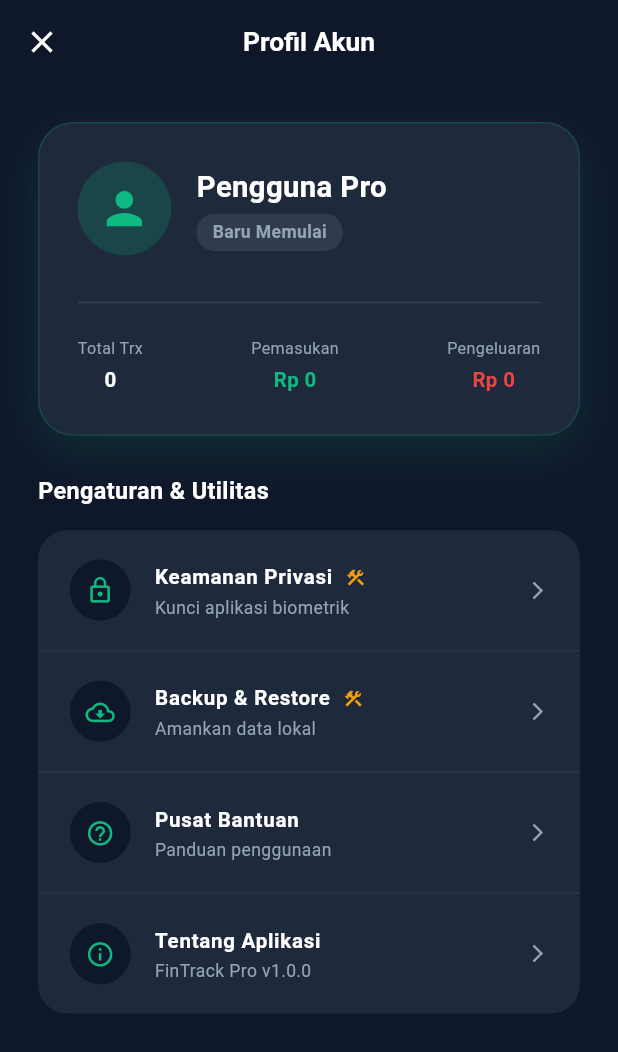
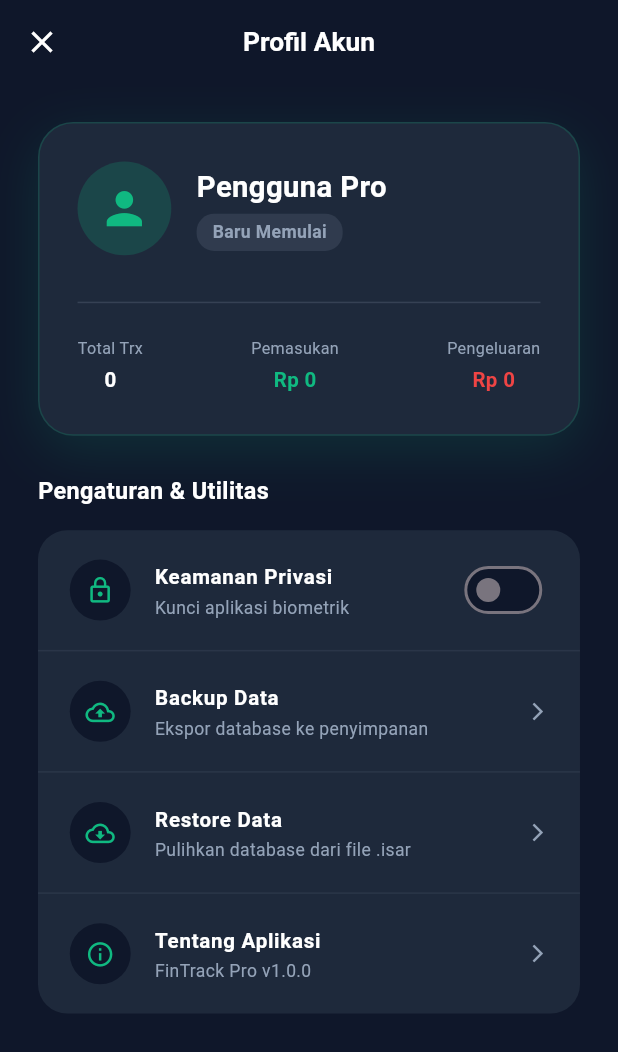
Before and after one commit to kevincraft1/fintrack, a Flutter app: the screen it shows after launch, after a tap on the "person" icon, on a phone screen of 412 x 824 dp. Shown: the top 1052 px of the screen. Run offline on Flutter 3.47's test engine with Material 3 defaults, Android fonts, the phone set to English and light mode, and no system bars; drawn by our look-alikes of flutter_animate; our stand-ins replace file_picker, fl_chart, flutter_screenutil, get, isar, local_auth and 4 more; accounts and stored records are empty; generated files the repository leaves out were written again; Roboto replaces fonts that are missing (Poppins).

Commit message:
first commit

```diff
--- /dev/null
+++ b/lib/features/backup/backup_controller.dart
@@ -0,0 +1,86 @@
+import 'dart:io';
+import 'package:flutter/material.dart';
+import 'package:get/get.dart';
+import 'package:path_provider/path_provider.dart';
+import 'package:share_plus/share_plus.dart';
+import 'package:file_picker/file_picker.dart';
+import '../../data/database_service.dart';
+import '../../core/theme/app_colors.dart';
+import '../home/home_controller.dart';
+import '../profile/profile_controller.dart';
+
+class BackupController extends GetxController {
+  Future<void> exportDatabase() async {
+    try {
+      final dir = await getApplicationDocumentsDirectory();
+      final dbPath = '${dir.path}/default.isar';
+      final file = File(dbPath);
+
+      if (await file.exists()) {
+        await Share.shareXFiles(
+          [XFile(dbPath)],
+          text: 'Backup Database FinTrack Pro',
+        );
+      } else {
+        _showError('File database tidak ditemukan.');
+      }
+    } catch (e) {
+      _showError('Gagal melakukan backup: $e');
+    }
+  }
+
+  Future<void> importDatabase() async {
+    try {
+      final result = await FilePicker.platform.pickFiles(
+        type: FileType.any,
+      );
+
+      if (result != null && result.files.single.path != null) {
+        final importPath = result.files.single.path!;
+
+        if (!importPath.endsWith('.isar')) {
+          _showError('File tidak valid. Harap pilih file .isar');
+          return;
+        }
+
+        await DatabaseService.isar.close();
+
+        final dir = await getApplicationDocumentsDirectory();
+        final dbPath = '${dir.path}/default.isar';
+
+        final importFile = File(importPath);
+        await importFile.copy(dbPath);
+
+        await DatabaseService.init();
+
+        if (Get.isRegistered<HomeController>()) {
+          Get.find<HomeController>().loadHomeData();
+        }
+        if (Get.isRegistered<ProfileController>()) {
+          Get.find<ProfileController>().loadProfileStats();
+        }
+
+        Get.snackbar(
+          'Restore Berhasil',
+          'Data keuangan Anda telah dipulihkan.',
+          backgroundColor: AppColors.primary,
+          colorText: Colors.white,
+          snackPosition: SnackPosition.BOTTOM,
+        );
+      }
+    } catch (e) {
+      await DatabaseService.init();
+      _showError('Gagal memulihkan data: $e');
+    }
+  }
+
+  void _showError(String message) {
+    Get.snackbar(
+      'Terjadi Kesalahan',
+      message,
+      backgroundColor: AppColors.error,
+      colorText: Colors.white,
+      snackPosition: SnackPosition.BOTTOM,
+    );
+  }
+}
--- a/lib/features/profile/widgets/preference_menu.dart
+++ b/lib/features/profile/widgets/preference_menu.dart
@@ -1,12 +1,18 @@
 import 'package:flutter/material.dart';
+import 'package:get/get.dart';
 import 'package:flutter_screenutil/flutter_screenutil.dart';
 import '../../../core/theme/app_colors.dart';
+import '../../security/security_controller.dart';
+import '../../backup/backup_controller.dart';
 
 class PreferenceMenu extends StatelessWidget {
   const PreferenceMenu({super.key});
 
   @override
   Widget build(BuildContext context) {
+    final SecurityController securityC = Get.find<SecurityController>();
+    final BackupController backupC = Get.put(BackupController());
+
     return Padding(
       padding: EdgeInsets.symmetric(horizontal: 24.w),
       child: Column(
@@ -25,22 +31,34 @@ class PreferenceMenu extends StatelessWidget {
             ),
             child: Column(
               children: [
-                _buildMenuItem(Icons.lock_outline, 'Keamanan Privasi',
-                    'Kunci aplikasi biometrik',
-                    isPending: true),
-                Divider(
-                    color: AppColors.textSecondary.withOpacity(0.1), height: 1),
-                _buildMenuItem(Icons.cloud_download_outlined,
-                    'Backup & Restore', 'Amankan data lokal',
-                    isPending: true),
+                Obx(() => _buildSwitchItem(
+                      Icons.lock_outline,
+                      'Keamanan Privasi',
+                      'Kunci aplikasi biometrik',
+                      securityC.isAppLockEnabled.value,
+                      securityC.toggleAppLock,
+                    )),
                 Divider(
                     color: AppColors.textSecondary.withOpacity(0.1), height: 1),
                 _buildMenuItem(
-                    Icons.help_outline, 'Pusat Bantuan', 'Panduan penggunaan'),
+                  Icons.cloud_upload_outlined,
+                  'Backup Data',
+                  'Ekspor database ke penyimpanan',
+                  onTap: backupC.exportDatabase,
+                ),
+                Divider(
+                    color: AppColors.textSecondary.withOpacity(0.1), height: 1),
+                _buildMenuItem(
+                  Icons.cloud_download_outlined,
+                  'Restore Data',
+                  'Pulihkan database dari file .isar',
+                  onTap: backupC.importDatabase,
+                ),
                 Divider(
                     color: AppColors.textSecondary.withOpacity(0.1), height: 1),
                 _buildMenuItem(Icons.info_outline, 'Tentang Aplikasi',
-                    'FinTrack Pro v1.0.0'),
+                    'FinTrack Pro v1.0.0',
+                    onTap: () {}),
               ],
             ),
           ),
@@ -50,7 +68,7 @@ class PreferenceMenu extends StatelessWidget {
   }
 
   Widget _buildMenuItem(IconData icon, String title, String subtitle,
-      {bool isPending = false}) {
+      {required VoidCallback onTap}) {
     return ListTile(
       contentPadding: EdgeInsets.symmetric(horizontal: 20.w, vertical: 4.h),
       leading: Container(
@@ -59,25 +77,42 @@ class PreferenceMenu extends StatelessWidget {
             color: AppColors.background, shape: BoxShape.circle),
         child: Icon(icon, color: AppColors.primary, size: 20.sp),
       ),
-      title: Row(
-        children: [
-          Text(title,
-              style: TextStyle(
-                  color: AppColors.textPrimary,
-                  fontSize: 14.sp,
-                  fontWeight: FontWeight.w600)),
-          if (isPending) ...[
-            SizedBox(width: 8.w),
-            Icon(Icons.construction,
-                color: const Color(0xFFF59E0B), size: 14.sp),
-          ]
-        ],
-      ),
+      title: Text(title,
+          style: TextStyle(
+              color: AppColors.textPrimary,
+              fontSize: 14.sp,
+              fontWeight: FontWeight.w600)),
       subtitle: Text(subtitle,
           style: TextStyle(color: AppColors.textSecondary, fontSize: 12.sp)),
       trailing: const Icon(Icons.arrow_forward_ios,
           color: AppColors.textSecondary, size: 14),
-      onTap: () {},
+      onTap: onTap,
+    );
+  }
+
+  Widget _buildSwitchItem(IconData icon, String title, String subtitle,
+      bool value, Function(bool) onChanged) {
+    return ListTile(
+      contentPadding: EdgeInsets.symmetric(horizontal: 20.w, vertical: 4.h),
+      leading: Container(
+        padding: EdgeInsets.all(10.w),
+        decoration: const BoxDecoration(
+            color: AppColors.background, shape: BoxShape.circle),
+        child: Icon(icon, color: AppColors.primary, size: 20.sp),
+      ),
+      title: Text(title,
+          style: TextStyle(
+              color: AppColors.textPrimary,
+              fontSize: 14.sp,
+              fontWeight: FontWeight.w600)),
+      subtitle: Text(subtitle,
+          style: TextStyle(color: AppColors.textSecondary, fontSize: 12.sp)),
+      trailing: Switch(
+        value: value,
+        onChanged: onChanged,
+        activeColor: AppColors.primary,
+        inactiveTrackColor: AppColors.background,
+      ),
     );
   }
 }
--- /dev/null
+++ b/lib/features/security/lock_screen.dart
@@ -0,0 +1,87 @@
+import 'package:flutter/material.dart';
+import 'package:get/get.dart';
+import 'package:flutter_screenutil/flutter_screenutil.dart';
+import 'package:flutter_animate/flutter_animate.dart';
+import 'security_controller.dart';
+import '../home/home_screen.dart';
+import '../../core/theme/app_colors.dart';
+
+class LockScreen extends StatelessWidget {
+  final SecurityController c = Get.put(SecurityController());
+
+  LockScreen({super.key});
+
+  @override
+  Widget build(BuildContext context) {
+    return Scaffold(
+      backgroundColor: AppColors.background,
+      body: Obx(() {
+        if (c.isAuthenticated.value) {
+          return HomeScreen();
+        }
+        return SafeArea(
+          child: Center(
+            child: Column(
+              mainAxisAlignment: MainAxisAlignment.center,
+              children: [
+                Icon(
+                  Icons.security,
+                  color: AppColors.primary,
+                  size: 80.sp,
+                )
+                    .animate(
+                        onPlay: (controller) =>
+                            controller.repeat(reverse: true))
+                    .scaleXY(
+                        begin: 0.9,
+                        end: 1.1,
+                        duration: 1500.ms,
+                        curve: Curves.easeInOut),
+                SizedBox(height: 24.h),
+                Text(
+                  'Aplikasi Terkunci',
+                  style: TextStyle(
+                    color: AppColors.textPrimary,
+                    fontSize: 22.sp,
+                    fontWeight: FontWeight.bold,
+                    letterSpacing: -0.5,
+                  ),
+                ),
+                SizedBox(height: 8.h),
+                Text(
+                  'Verifikasi keamanan untuk mengakses data keuangan',
+                  style: TextStyle(
+                    color: AppColors.textSecondary,
+                    fontSize: 14.sp,
+                  ),
+                ),
+                SizedBox(height: 48.h),
+                ElevatedButton.icon(
+                  onPressed: c.executeAuthentication,
+                  style: ElevatedButton.styleFrom(
+                    backgroundColor: AppColors.primary,
+                    padding:
+                        EdgeInsets.symmetric(horizontal: 32.w, vertical: 16.h),
+                    shape: RoundedRectangleBorder(
+                      borderRadius: BorderRadius.circular(16.r),
+                    ),
+                    elevation: 0,
+                  ),
+                  icon: const Icon(Icons.fingerprint, color: Colors.white),
+                  label: Text(
+                    'Buka Kunci',
+                    style: TextStyle(
+                      color: Colors.white,
+                      fontSize: 16.sp,
+                      fontWeight: FontWeight.bold,
+                    ),
+                  ),
+                ).animate().fadeIn(delay: 300.ms).scaleXY(begin: 0.9, end: 1.0),
+              ],
+            ),
+          ),
+        );
+      }),
+    );
+  }
+}
--- /dev/null
+++ b/lib/features/security/security_controller.dart
@@ -0,0 +1,81 @@
+import 'package:flutter/material.dart';
+import 'package:get/get.dart';
+import 'package:local_auth/local_auth.dart';
+import 'package:shared_preferences/shared_preferences.dart';
+import '../../core/theme/app_colors.dart';
+
+class SecurityController extends GetxController {
+  final LocalAuthentication auth = LocalAuthentication();
+  var isAuthenticated = false.obs;
+  var isSupported = false.obs;
+  var isAppLockEnabled = false.obs; // Secara default, kunci mati
+
+  @override
+  void onInit() {
+    super.onInit();
+    _loadSettingsAndVerify();
+  }
+
+  Future<void> _loadSettingsAndVerify() async {
+    final prefs = await SharedPreferences.getInstance();
+    // Tarik preferensi terakhir dari memori fisik Android
+    isAppLockEnabled.value = prefs.getBool('app_lock_enabled') ?? false;
+
+    try {
+      final hasHardware = await auth.canCheckBiometrics;
+      final isDeviceSupported = await auth.isDeviceSupported();
+      isSupported.value = hasHardware || isDeviceSupported;
+
+      if (isSupported.value && isAppLockEnabled.value) {
+        executeAuthentication(); // Jika aktif, tahan di layar kunci
+      } else {
+        isAuthenticated.value = true; // Jika mati, bypass langsung ke Home
+      }
+    } catch (_) {
+      isAuthenticated.value = true;
+    }
+  }
+
+  Future<void> executeAuthentication() async {
+    try {
+      final success = await auth.authenticate(
+        localizedReason:
+            'Pindai sidik jari atau gunakan PIN keamanan untuk masuk',
+        options: const AuthenticationOptions(
+          stickyAuth: true,
+          biometricOnly: false,
+        ),
+      );
+      isAuthenticated.value = success;
+    } catch (_) {
+      isAuthenticated.value = false;
+    }
+  }
+
+  Future<void> toggleAppLock(bool value) async {
+    try {
+      // Wajibkan verifikasi biometrik sebelum mengubah pengaturan
+      final success = await auth.authenticate(
+        localizedReason: value
+            ? 'Verifikasi identitas untuk mengaktifkan kunci'
+            : 'Verifikasi identitas untuk mematikan kunci',
+        options:
+            const AuthenticationOptions(stickyAuth: true, biometricOnly: false),
+      );
+
+      if (success) {
+        isAppLockEnabled.value = value;
+        final prefs = await SharedPreferences.getInstance();
+        await prefs.setBool('app_lock_enabled', value);
+      }
+    } catch (_) {
+      Get.snackbar(
+        'Gagal',
+        'Verifikasi dibatalkan.',
+        backgroundColor: AppColors.error,
+        colorText: Colors.white,
+        snackPosition: SnackPosition.BOTTOM,
+      );
+    }
+  }
+}
--- a/lib/main.dart
+++ b/lib/main.dart
@@ -2,13 +2,12 @@ import 'package:flutter/material.dart';
 import 'package:get/get.dart';
 import 'package:flutter_screenutil/flutter_screenutil.dart';
 import 'data/database_service.dart';
-import 'features/home/home_screen.dart';
+import 'features/security/lock_screen.dart';
 import 'core/theme/app_colors.dart';
 
 void main() async {
   WidgetsFlutterBinding.ensureInitialized();
   await DatabaseService.init();
-
   runApp(const MyApp());
 }
 
@@ -30,7 +29,7 @@ class MyApp extends StatelessWidget {
             fontFamily: 'Poppins',
             useMaterial3: true,
           ),
-          home: HomeScreen(),
+          home: LockScreen(),
         );
       },
     );
--- a/pubspec.yaml
+++ b/pubspec.yaml
@@ -27,6 +27,10 @@ dependencies:
   pdf: ^3.11.3
   printing: ^5.12.0
   flutter_animate: ^4.5.2
+  local_auth: ^2.3.0
+  shared_preferences: ^2.2.3
+  share_plus: ^10.0.0
+  file_picker: ^8.0.5
 
 dev_dependencies:
   flutter_test:
```
Also changed, not shown: pubspec.lock, 7 other files.
